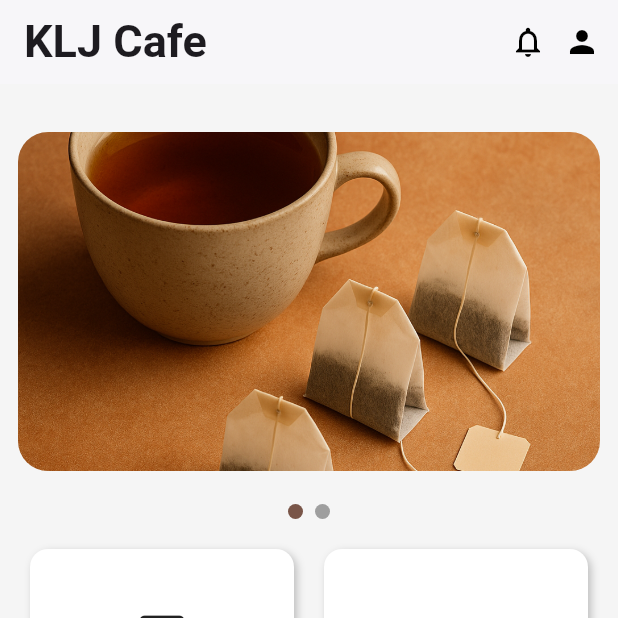
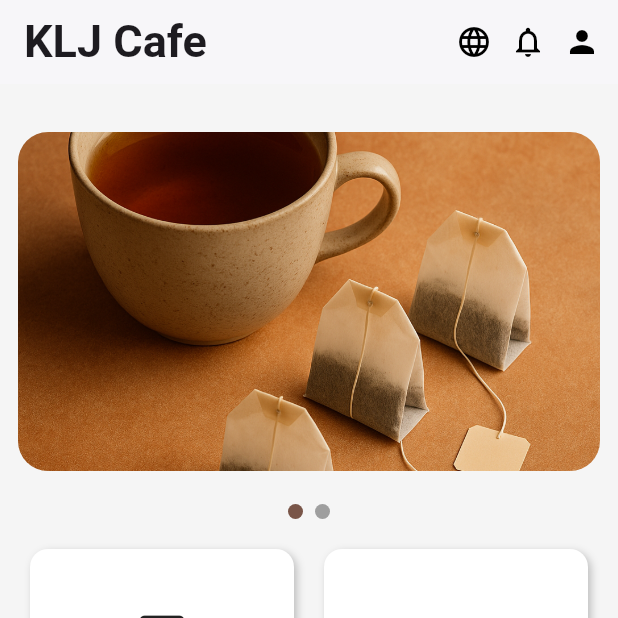
Before and after one commit to antonykj623/kljcustomers, a Flutter app: the CafeHomePage screen opened directly, on a phone screen of 412 x 824 dp, the top half of it. Run offline on Flutter 3.47's test engine with Material 3 defaults, Android fonts, the phone set to English and light mode, and no system bars; our stand-ins replace fl_chart, pinput, qr_flutter; missing offline and left inert: mobile_scanner.

Commit message:
commited by antony

```diff
--- a/lib/widgets/home.dart
+++ b/lib/widgets/home.dart
@@ -1,5 +1,6 @@
 import 'package:flutter/material.dart';
 import 'package:kljcafe_customers/widgets/comingsoon.dart';
+import 'package:kljcafe_customers/widgets/profile.dart';
 import 'package:kljcafe_customers/widgets/qrcodescanner.dart';
 import 'package:kljcafe_customers/widgets/referal_page.dart';
 import 'package:kljcafe_customers/widgets/wallet_page.dart';
@@ -43,13 +44,31 @@ class _CafeHomePageState extends State<CafeHomePage> {
 
           ],
         ),
-        actions: const [
-          Icon(Icons.notifications_none, color: Colors.black),
-          SizedBox(width: 12),
+        actions: [
+          //lchange.png
 
 
-          Icon(Icons.person, color: Colors.black),
-          SizedBox(width: 12),
+          const Icon(Icons.language, color: Colors.black),
+          const SizedBox(width: 12),
+          const Icon(Icons.notifications_none, color: Colors.black),
+          const SizedBox(width: 12),
+
+
+          GestureDetector(
+            onTap: (){
+
+              Navigator.push(
+                context,
+                MaterialPageRoute(
+                  builder: (context) =>  Profile(),
+                ),
+              );
+
+
+            },
+
+        child:  const Icon(Icons.person, color: Colors.black)),
+          const SizedBox(width: 12),
         ],
       ),
       body: SingleChildScrollView(
--- a/pubspec.yaml
+++ b/pubspec.yaml
@@ -45,6 +45,7 @@ dev_dependencies:
   # package. See that file for information about deactivating specific lint
   # rules and activating additional ones.
   flutter_lints: ^5.0.0
+  qr_flutter: ^4.1.0
   pinput: ^4.0.0
   carousel_slider: ^4.2.1
   mobile_scanner: ^7.1.3
```
Also changed, not shown: lib/widgets/profile.dart (added, +116 -0 lines), assets/lchange.png (added), pubspec.lock.
